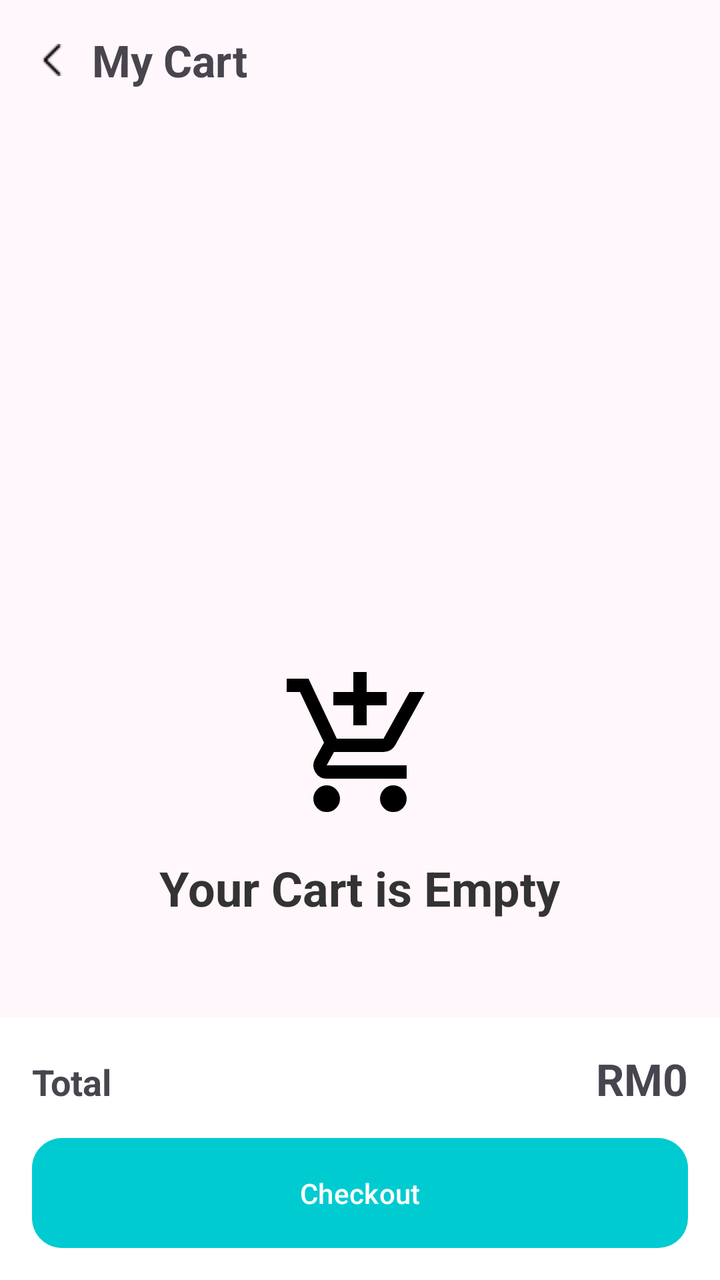
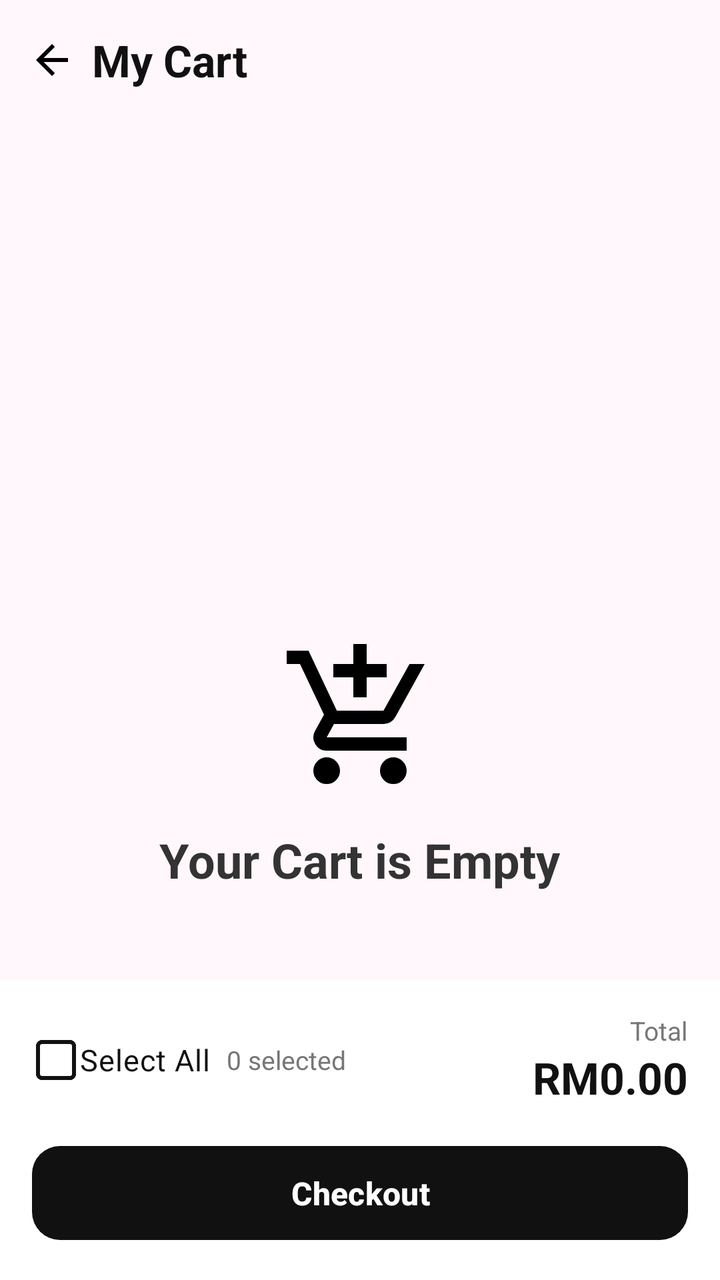

Compare the two renders of this Android layout. The source of the first and the diff that turns it into the second are given below.
<!-- AndroidManifest.xml: application theme Theme.Kpop -->
<!-- res/layout/cart.xml -->
<?xml version="1.0" encoding="utf-8"?>
<LinearLayout xmlns:android="http://schemas.android.com/apk/res/android"
    xmlns:app="http://schemas.android.com/apk/res-auto"
    android:id="@+id/main"
    android:layout_width="match_parent"
    android:layout_height="match_parent"
    android:orientation="vertical"
    android:background="#FFF7FB">

    
    <LinearLayout
        android:layout_width="match_parent"
        android:layout_height="60dp"
        android:gravity="center_vertical"
        android:paddingHorizontal="16dp">

        <ImageButton
            android:id="@+id/cartBtnBack"
            android:layout_width="20dp"
            android:layout_height="20dp"
            android:background="@android:color/transparent"
            android:src="@drawable/backk"/>

        <TextView
            android:layout_width="wrap_content"
            android:layout_height="wrap_content"
            android:text="My Cart"
            android:textStyle="bold"
            android:textSize="22sp"
            android:layout_marginStart="10dp"/>
    </LinearLayout>

    <androidx.recyclerview.widget.RecyclerView
        android:id="@+id/cartRecyclerView"
        android:layout_width="match_parent"
        android:layout_height="0dp"
        android:layout_weight="1"/>

    <LinearLayout
        android:id="@+id/emptyCartLayout"
        android:layout_width="match_parent"
        android:layout_height="0dp"
        android:layout_weight="1"
        android:gravity="center"
        android:orientation="vertical"
        >

        <ImageView
            android:layout_width="80dp"
            android:layout_height="80dp"
            android:src="@drawable/outline_add_shopping_cart_24"
            android:contentDescription="Empty Cart"
            android:scaleType="fitCenter"/>

        <TextView
            android:layout_width="wrap_content"
            android:layout_height="wrap_content"
            android:text="Your Cart is Empty"
            android:textStyle="bold"
            android:textSize="24sp"
            android:textColor="#333333"
            android:layout_marginTop="15dp"/>


    </LinearLayout>

    
    <LinearLayout
        android:id="@+id/bottomSummary"
        android:layout_width="match_parent"
        android:layout_height="wrap_content"
        android:orientation="vertical"
        android:padding="16dp"
        android:background="#FFFFFF">

        <LinearLayout

            android:layout_width="match_parent"
            android:layout_height="wrap_content">

            <TextView
                android:layout_width="0dp"
                android:layout_height="wrap_content"
                android:layout_weight="1"
                android:text="Total"
                android:textStyle="bold"
                android:textSize="18sp"/>

            <TextView
                android:id="@+id/txtTotal"
                android:layout_width="wrap_content"
                android:layout_height="wrap_content"
                android:text="RM0"
                android:textStyle="bold"
                android:textSize="22sp"/>

        </LinearLayout>

        <Button
            android:id="@+id/btnCheckout"
            android:layout_width="match_parent"
            android:layout_height="55dp"
            android:layout_marginTop="15dp"
            android:background="@drawable/category_bg"
            app:backgroundTint="@null"
            android:text="Checkout"/>

    </LinearLayout>

</LinearLayout>
<!-- resources referenced by this layout -->
<resources>
  <!-- drawable backk: png bitmap (drawable, 233 bytes) -->
  <!-- drawable category_bg (drawable) -->
  <?xml version="1.0" encoding="utf-8"?>
  <shape xmlns:android="http://schemas.android.com/apk/res/android">
  
      <solid android:color="#00CBD1"/>
  
      <corners android:radius="15dp"/>
  
  </shape>
  <!-- drawable outline_add_shopping_cart_24 (drawable) -->
  <vector xmlns:android="http://schemas.android.com/apk/res/android" android:height="24dp" android:tint="#000000" android:viewportHeight="960" android:viewportWidth="960" android:width="24dp">
        
      <path android:fillColor="@android:color/white" android:pathData="M440,360L440,240L320,240L320,160L440,160L440,40L520,40L520,160L640,160L640,240L520,240L520,360L440,360ZM223.5,856.5Q200,833 200,800Q200,767 223.5,743.5Q247,720 280,720Q313,720 336.5,743.5Q360,767 360,800Q360,833 336.5,856.5Q313,880 280,880Q247,880 223.5,856.5ZM623.5,856.5Q600,833 600,800Q600,767 623.5,743.5Q647,720 680,720Q713,720 736.5,743.5Q760,767 760,800Q760,833 736.5,856.5Q713,880 680,880Q647,880 623.5,856.5ZM40,160L40,80L171,80L341,440L621,440Q621,440 621,440Q621,440 621,440L777,160L868,160L692,478Q681,498 662.5,509Q644,520 622,520L324,520L280,600Q280,600 280,600Q280,600 280,600L760,600L760,680L280,680Q235,680 211.5,641Q188,602 210,562L264,464L120,160L40,160Z"/>
      
  </vector>
  <style name="Theme.Kpop" parent="Base.Theme.Kpop" />
  <style name="Base.Theme.Kpop" parent="Theme.Material3.DayNight.NoActionBar">
          
          
      </style>
</resources>

<!-- the commit's change to res/layout/cart.xml (unified diff, before → after) -->
@@ -4,10 +4,9 @@
     android:id="@+id/main"
     android:layout_width="match_parent"
     android:layout_height="match_parent"
-    android:orientation="vertical"
-    android:background="#FFF7FB">
+    android:background="#FFF7FB"
+    android:orientation="vertical">
 
-    
     <LinearLayout
         android:layout_width="match_parent"
         android:layout_height="60dp"
@@ -19,15 +18,17 @@
             android:layout_width="20dp"
             android:layout_height="20dp"
             android:background="@android:color/transparent"
-            android:src="@drawable/backk"/>
+            android:src="@drawable/outline_arrow_back_24"/>
 
         <TextView
             android:layout_width="wrap_content"
             android:layout_height="wrap_content"
+            android:layout_marginStart="10dp"
             android:text="My Cart"
-            android:textStyle="bold"
+            android:textColor="#111111"
             android:textSize="22sp"
-            android:layout_marginStart="10dp"/>
+            android:textStyle="bold"/>
+
     </LinearLayout>
 
     <androidx.recyclerview.widget.RecyclerView
@@ -42,68 +43,103 @@
         android:layout_height="0dp"
         android:layout_weight="1"
         android:gravity="center"
-        android:orientation="vertical"
-        >
+        android:orientation="vertical">
 
         <ImageView
             android:layout_width="80dp"
             android:layout_height="80dp"
-            android:src="@drawable/outline_add_shopping_cart_24"
             android:contentDescription="Empty Cart"
-            android:scaleType="fitCenter"/>
+            android:scaleType="fitCenter"
+            android:src="@drawable/outline_add_shopping_cart_24"/>
 
         <TextView
             android:layout_width="wrap_content"
             android:layout_height="wrap_content"
+            android:layout_marginTop="15dp"
             android:text="Your Cart is Empty"
-            android:textStyle="bold"
+            android:textColor="#333333"
             android:textSize="24sp"
-            android:textColor="#333333"
-            android:layout_marginTop="15dp"/>
-
+            android:textStyle="bold"/>
 
     </LinearLayout>
 
-    
     <LinearLayout
         android:id="@+id/bottomSummary"
         android:layout_width="match_parent"
         android:layout_height="wrap_content"
+        android:background="#FFFFFF"
         android:orientation="vertical"
-        android:padding="16dp"
-        android:background="#FFFFFF">
+        android:padding="16dp">
 
         <LinearLayout
+            android:layout_width="match_parent"
+            android:layout_height="wrap_content"
+            android:gravity="center_vertical"
+            android:orientation="horizontal">
 
-            android:layout_width="match_parent"
-            android:layout_height="wrap_content">
+            <androidx.appcompat.widget.AppCompatCheckBox
+                android:id="@+id/cbSelectAll"
+                android:layout_width="wrap_content"
+                android:layout_height="48dp"
+                android:background="@android:color/transparent"
+                android:button="@null"
+                android:buttonTint="@null"
+                android:drawablePadding="8dp"
+                android:gravity="center_vertical"
+                android:text="Select All"
+                android:textColor="#111111"
+                android:textSize="15sp"
+                app:buttonCompat="@drawable/checkbox_selector"
+                app:buttonTint="@null"/>
 
             <TextView
+                android:id="@+id/txtSelectedCount"
                 android:layout_width="0dp"
                 android:layout_height="wrap_content"
+                android:layout_marginStart="8dp"
                 android:layout_weight="1"
-                android:text="Total"
-                android:textStyle="bold"
-                android:textSize="18sp"/>
+                android:text="0 selected"
+                android:textColor="#777777"
+                android:textSize="13sp"/>
 
-            <TextView
-                android:id="@+id/txtTotal"
+            <LinearLayout
                 android:layout_width="wrap_content"
                 android:layout_height="wrap_content"
-                android:text="RM0"
-                android:textStyle="bold"
-                android:textSize="22sp"/>
+                android:gravity="end"
+                android:orientation="vertical">
+
+                <TextView
+                    android:layout_width="wrap_content"
+                    android:layout_height="wrap_content"
+                    android:text="Total"
+                    android:textColor="#777777"
+                    android:textSize="13sp"/>
+
+                <TextView
+                    android:id="@+id/txtTotal"
+                    android:layout_width="wrap_content"
+                    android:layout_height="wrap_content"
+                    android:text="RM0.00"
+                    android:textColor="#111111"
+                    android:textSize="22sp"
+                    android:textStyle="bold"/>
+
+            </LinearLayout>
 
         </LinearLayout>
 
-        <Button
+        <com.google.android.material.button.MaterialButton
             android:id="@+id/btnCheckout"
             android:layout_width="match_parent"
             android:layout_height="55dp"
             android:layout_marginTop="15dp"
-            android:background="@drawable/category_bg"
-            app:backgroundTint="@null"
-            android:text="Checkout"/>
+            android:text="Checkout"
+            android:textAllCaps="false"
+            android:textColor="#FFFFFF"
+            android:textSize="16sp"
+            android:textStyle="bold"
+            app:backgroundTint="#111111"
+            app:cornerRadius="14dp"/>
 
     </LinearLayout>
 
<!-- resource entries referenced after the edit -->
@@ -1,22 +1,68 @@
 <!-- resources referenced by this layout -->
 <resources>
-  <!-- drawable backk: png bitmap (drawable, 233 bytes) -->
-  <!-- drawable category_bg (drawable) -->
+  <!-- drawable checkbox_selector (drawable) -->
   <?xml version="1.0" encoding="utf-8"?>
-  <shape xmlns:android="http://schemas.android.com/apk/res/android">
+  <selector xmlns:android="http://schemas.android.com/apk/res/android">
   
-      <solid android:color="#00CBD1"/>
+      <item
+          android:state_checked="true"
+          android:drawable="@drawable/checkbox_checked"/>
   
-      <corners android:radius="15dp"/>
+      <item
+          android:drawable="@drawable/checkbox_unchecked"/>
   
-  </shape>
+  </selector>
   <!-- drawable outline_add_shopping_cart_24 (drawable) -->
   <vector xmlns:android="http://schemas.android.com/apk/res/android" android:height="24dp" android:tint="#000000" android:viewportHeight="960" android:viewportWidth="960" android:width="24dp">
         
       <path android:fillColor="@android:color/white" android:pathData="M440,360L440,240L320,240L320,160L440,160L440,40L520,40L520,160L640,160L640,240L520,240L520,360L440,360ZM223.5,856.5Q200,833 200,800Q200,767 223.5,743.5Q247,720 280,720Q313,720 336.5,743.5Q360,767 360,800Q360,833 336.5,856.5Q313,880 280,880Q247,880 223.5,856.5ZM623.5,856.5Q600,833 600,800Q600,767 623.5,743.5Q647,720 680,720Q713,720 736.5,743.5Q760,767 760,800Q760,833 736.5,856.5Q713,880 680,880Q647,880 623.5,856.5ZM40,160L40,80L171,80L341,440L621,440Q621,440 621,440Q621,440 621,440L777,160L868,160L692,478Q681,498 662.5,509Q644,520 622,520L324,520L280,600Q280,600 280,600Q280,600 280,600L760,600L760,680L280,680Q235,680 211.5,641Q188,602 210,562L264,464L120,160L40,160Z"/>
       
   </vector>
+  <!-- drawable outline_arrow_back_24 (drawable) -->
+  <vector xmlns:android="http://schemas.android.com/apk/res/android" android:autoMirrored="true" android:height="24dp" android:tint="#000000" android:viewportHeight="960" android:viewportWidth="960" android:width="24dp">
+        
+      <path android:fillColor="@android:color/white" android:pathData="M313,520L537,744L480,800L160,480L480,160L537,216L313,440L800,440L800,520L313,520Z"/>
+      
+  </vector>
   <style name="Theme.Kpop" parent="Base.Theme.Kpop" />
+  <!-- drawable checkbox_checked (drawable) -->
+  <?xml version="1.0" encoding="utf-8"?>
+  <vector xmlns:android="http://schemas.android.com/apk/res/android"
+      android:width="24dp"
+      android:height="24dp"
+      android:viewportWidth="24"
+      android:viewportHeight="24">
+  
+      <path
+          android:fillColor="#FFFFFF"
+          android:strokeColor="#111111"
+          android:strokeWidth="2"
+          android:pathData="M5,3 H19 C20.1,3 21,3.9 21,5 V19 C21,20.1 20.1,21 19,21 H5 C3.9,21 3,20.1 3,19 V5 C3,3.9 3.9,3 5,3 Z"/>
+  
+      <path
+          android:fillColor="@android:color/transparent"
+          android:strokeColor="#111111"
+          android:strokeWidth="3"
+          android:strokeLineCap="round"
+          android:strokeLineJoin="round"
+          android:pathData="M6.5,12 L10.3,15.8 L17.8,8.2"/>
+  
+  </vector>
+  <!-- drawable checkbox_unchecked (drawable) -->
+  <?xml version="1.0" encoding="utf-8"?>
+  <vector xmlns:android="http://schemas.android.com/apk/res/android"
+      android:width="24dp"
+      android:height="24dp"
+      android:viewportWidth="24"
+      android:viewportHeight="24">
+  
+      <path
+          android:fillColor="#FFFFFF"
+          android:strokeColor="#111111"
+          android:strokeWidth="2"
+          android:pathData="M5,3 H19 C20.1,3 21,3.9 21,5 V19 C21,20.1 20.1,21 19,21 H5 C3.9,21 3,20.1 3,19 V5 C3,3.9 3.9,3 5,3 Z"/>
+  
+  </vector>
   <style name="Base.Theme.Kpop" parent="Theme.Material3.DayNight.NoActionBar">
           
           
